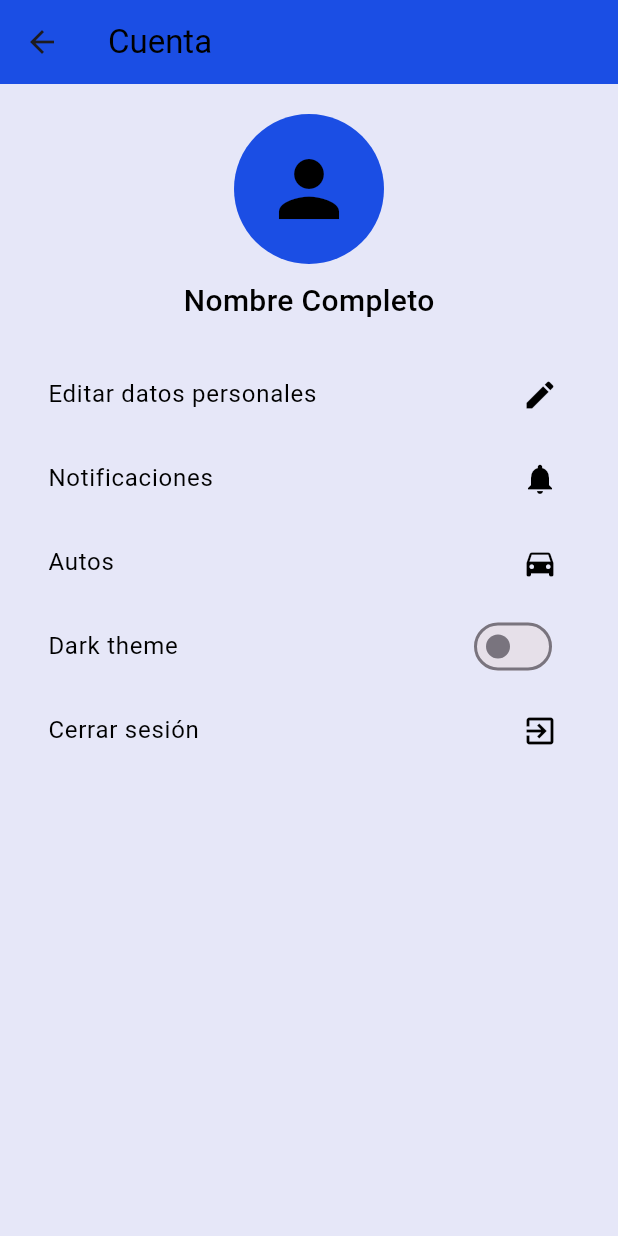
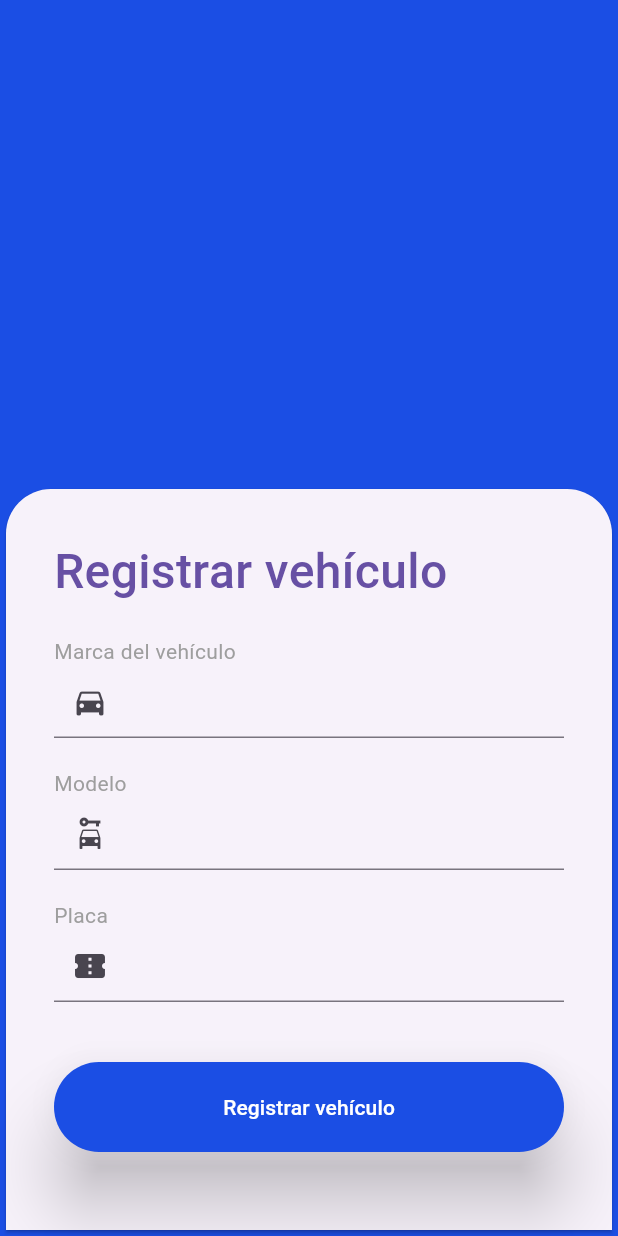
Before and after one commit to ValexLaz/estacionaT, a Flutter app: the CuentaScreen screen opened directly, after a tap on "Autos", on a phone screen of 412 x 824 dp. Run offline on Flutter 3.47's test engine with Material 3 defaults, Android fonts, the phone set to English and light mode, and no system bars; our stand-ins replace flutter_map, geolocator, latlong2.

Commit message:
Registro Parqueo y Pantalla Vehiculos

```diff
--- a/lib/main.dart
+++ b/lib/main.dart
@@ -1,6 +1,5 @@
 import 'package:flutter/material.dart';
-
-import 'screens_users/login_screen.dart'; // Asegúrate de importar la clase LoginScreen desde su archivo correspondiente
+import 'package:map_flutter/screens_users/login_screen.dart';
 
 void main() {
   runApp(MyApp());
@@ -16,7 +15,7 @@ class MyApp extends StatelessWidget {
         useMaterial3: true,
         visualDensity: VisualDensity.adaptivePlatformDensity,
       ),
-      home: LoginPage(), // Aquí se llama a tu pantalla de inicio de sesión
+      home: LoginPage(),
     );
   }
 }
--- a/lib/screens_users/cuenta.dart
+++ b/lib/screens_users/cuenta.dart
@@ -1,4 +1,7 @@
 import 'package:flutter/material.dart';
+import 'package:map_flutter/screens_gerentes/create_account_gerente.dart';
+import 'package:map_flutter/screens_users/login_screen.dart';
+import 'package:map_flutter/screens_users/vehicle_registration.dart';
 
 class CuentaScreen extends StatefulWidget {
   @override
@@ -6,42 +9,66 @@ class CuentaScreen extends StatefulWidget {
 }
 
 class _CuentaScreenState extends State<CuentaScreen> {
-  bool _darkTheme = false;
-
   @override
   Widget build(BuildContext context) {
-    Color primaryColor =
-        Color(0xFF1b4ee4); // Color principal utilizado en LoginPage
-    Color backgroundColor = Color(
-        0xFFe6e7f8); // Un color de fondo más claro que combine con el azul
-    Color textColor =
-        Colors.black; // Texto oscuro para contrastar con el fondo claro
+    Color primaryColor = Color(0xFF1b4ee4);
+    Color textColor = Colors.black;
 
     return Scaffold(
-      appBar: AppBar(
-        title: Text(
-          'Cuenta',
-          style: TextStyle(color: textColor),
+      body: Stack(
+        children: [
+          Column(
+            children: [
+              Expanded(
+                flex: 2,
+                child: Container(color: primaryColor),
               ),
-        backgroundColor: primaryColor,
+              Expanded(
+                flex: 3,
+                child: Container(color: Colors.white),
               ),
-      body: Container(
-        color: backgroundColor, // Aplicar un color de fondo claro
-        padding: const EdgeInsets.symmetric(vertical: 20, horizontal: 16),
+            ],
+          ),
+          Column(
+            children: [
+              Expanded(
+                flex: 1,
+                child: Center(
                   child: Column(
+                    mainAxisSize: MainAxisSize.min,
                     children: [
                       CircleAvatar(
                         radius: 50,
-              child: Icon(Icons.person, size: 60, color: textColor),
-              backgroundColor: primaryColor,
+                        child:
+                            Icon(Icons.person, size: 60, color: primaryColor),
+                        backgroundColor: Colors.white,
                       ),
-            SizedBox(height: 10),
+                      SizedBox(height: 20),
                       Text(
                         'Nombre Completo',
                         style: TextStyle(
-                  fontSize: 20, color: textColor, fontWeight: FontWeight.w500),
+                          fontSize: 20,
+                          color: Colors.white,
+                          fontWeight: FontWeight.w500,
                         ),
-            SizedBox(height: 20),
+                      ),
+                    ],
+                  ),
+                ),
+              ),
+              Expanded(
+                flex: 2,
+                child: Align(
+                  alignment: Alignment.topCenter,
+                  child: Card(
+                    color: Colors.white,
+                    elevation: 8.0,
+                    margin: const EdgeInsets.symmetric(horizontal: 20.0),
+                    child: Padding(
+                      padding: const EdgeInsets.all(20.0),
+                      child: Column(
+                        mainAxisSize: MainAxisSize.min,
+                        children: [
                           _buildListTile(
                             title: 'Editar datos personales',
                             icon: Icons.edit,
@@ -63,50 +90,72 @@ class _CuentaScreenState extends State<CuentaScreen> {
                             icon: Icons.directions_car,
                             textColor: textColor,
                             onTap: () {
-                // Lógica para autos
+                              Navigator.push(
+                                context,
+                                MaterialPageRoute(
+                                    builder: (context) =>
+                                        VehicleRegistrationPage()),
+                              );
                             },
-            ),
-            ListTile(
-              title: Text(
-                'Dark theme',
-                style: TextStyle(color: textColor),
-              ),
-              trailing: Switch(
-                value: _darkTheme,
-                onChanged: (value) {
-                  setState(() {
-                    _darkTheme = value;
-                  });
-                  // Lógica para cambiar el tema
-                },
-                activeColor: primaryColor,
-              ),
                           ),
                           _buildListTile(
                             title: 'Cerrar sesión',
                             icon: Icons.exit_to_app,
-              textColor: textColor,
+                            textColor: Colors.red,
                             onTap: () {
-                // Lógica para cerrar sesión
+                              Navigator.push(
+                                context,
+                                MaterialPageRoute(
+                                    builder: (context) => LoginPage()),
+                              );
                             },
+                          ),
+                          ElevatedButton(
+                            onPressed: () {
+                              Navigator.push(
+                                context,
+                                MaterialPageRoute(
+                                    builder: (context) => SignUpParkingPage()),
+                              );
+                            },
+                            style: ElevatedButton.styleFrom(
+                              backgroundColor: primaryColor,
+                            ),
+                            child: Text(
+                              'Registrar mi Parqueo',
+                              style: TextStyle(
+                                fontSize: 15,
+                                color: Colors.white,
+                                fontWeight: FontWeight.w500,
+                              ),
+                            ),
                           ),
                         ],
                       ),
                     ),
+                  ),
+                ),
+              ),
+            ],
+          ),
+        ],
+      ),
     );
   }
 
-  Widget _buildListTile(
-      {required String title,
+  Widget _buildListTile({
+    required String title,
     required IconData icon,
     required Color textColor,
-      required Function onTap}) {
+    required Function onTap,
+  }) {
     return ListTile(
+      leading: Icon(icon, color: textColor),
       title: Text(
         title,
         style: TextStyle(color: textColor),
       ),
-      trailing: Icon(icon, color: textColor),
+      trailing: Icon(Icons.keyboard_arrow_right, color: textColor),
       onTap: () => onTap(),
     );
   }
--- a/lib/screens_users/login_screen.dart
+++ b/lib/screens_users/login_screen.dart
@@ -1,4 +1,5 @@
 import 'dart:convert';
+
 import 'package:flutter/material.dart';
 import 'package:http/http.dart' as http;
 
@@ -77,7 +78,7 @@ class _LoginPageState extends State<LoginPage> {
         Text(
           "Bienvenido",
           style: TextStyle(
-            color: myColor,
+            color: Colors.black,
             fontSize: 32,
             fontWeight: FontWeight.w500,
           ),
@@ -85,7 +86,7 @@ class _LoginPageState extends State<LoginPage> {
         _buildGreyText("Por favor inicia sesión con tus datos personales"),
         const SizedBox(height: 40),
         _buildGreyText("Nombre de usuario"),
-        _buildInputField(emailController, icon: Icons.person),
+        _buildInputField(emailController),
         const SizedBox(height: 40),
         _buildGreyText("Contraseña"),
         _buildPasswordInputField(),
@@ -123,7 +124,6 @@ class _LoginPageState extends State<LoginPage> {
       focusNode: passwordFocusNode,
       obscureText: obscurePassword,
       decoration: InputDecoration(
-        prefixIcon: passwordFocusNode.hasFocus ? null : const Icon(Icons.lock),
         suffixIcon: IconButton(
           icon: Icon(obscurePassword ? Icons.visibility : Icons.visibility_off),
           onPressed: () {
--- /dev/null
+++ b/lib/screens_users/vehicle_registration.dart
@@ -0,0 +1,122 @@
+import 'package:flutter/material.dart';
+
+class VehicleRegistrationPage extends StatefulWidget {
+  const VehicleRegistrationPage({Key? key}) : super(key: key);
+
+  @override
+  _VehicleRegistrationPageState createState() =>
+      _VehicleRegistrationPageState();
+}
+
+class _VehicleRegistrationPageState extends State<VehicleRegistrationPage> {
+  late Color myColor;
+  late Size mediaSize;
+
+  TextEditingController brandController = TextEditingController();
+  TextEditingController modelController = TextEditingController();
+  TextEditingController plateController = TextEditingController();
+
+  FocusNode brandFocusNode = FocusNode();
+  FocusNode modelFocusNode = FocusNode();
+  FocusNode plateFocusNode = FocusNode();
+
+  @override
+  Widget build(BuildContext context) {
+    myColor = Theme.of(context).primaryColor;
+    mediaSize = MediaQuery.of(context).size;
+
+    return Scaffold(
+      backgroundColor: const Color(0xFF1b4ee4),
+      body: Stack(
+        children: [
+          Positioned(bottom: 0, child: _buildBottom()),
+        ],
+      ),
+    );
+  }
+
+  Widget _buildBottom() {
+    return SizedBox(
+      width: mediaSize.width,
+      child: Card(
+        shape: const RoundedRectangleBorder(
+          borderRadius: BorderRadius.only(
+            topLeft: Radius.circular(30),
+            topRight: Radius.circular(30),
+          ),
+        ),
+        child: Padding(
+          padding: const EdgeInsets.all(32.0),
+          child: SingleChildScrollView(
+            child: _buildVehicleRegistrationForm(),
+          ),
+        ),
+      ),
+    );
+  }
+
+  Widget _buildVehicleRegistrationForm() {
+    return Column(
+      crossAxisAlignment: CrossAxisAlignment.start,
+      children: [
+        Text(
+          "Registrar vehículo",
+          style: TextStyle(
+            color: myColor,
+            fontSize: 32,
+            fontWeight: FontWeight.w500,
+          ),
+        ),
+        const SizedBox(height: 20),
+        _buildGreyText("Marca del vehículo"),
+        _buildInputField(brandController,
+            icon: Icons.directions_car, focusNode: brandFocusNode),
+        const SizedBox(height: 20),
+        _buildGreyText("Modelo"),
+        _buildInputField(modelController,
+            icon: Icons.car_rental, focusNode: modelFocusNode),
+        const SizedBox(height: 20),
+        _buildGreyText("Placa"),
+        _buildInputField(plateController,
+            icon: Icons.confirmation_number, focusNode: plateFocusNode),
+        const SizedBox(height: 40),
+        _buildRegisterVehicleButton(),
+        const SizedBox(height: 20),
+      ],
+    );
+  }
+
+  Widget _buildGreyText(String text) {
+    return Text(text, style: const TextStyle(color: Colors.grey));
+  }
+
+  Widget _buildInputField(TextEditingController controller,
+      {IconData? icon, FocusNode? focusNode}) {
+    return TextField(
+      controller: controller,
+      focusNode: focusNode,
+      decoration: InputDecoration(
+        prefixIcon:
+            focusNode!.hasFocus ? null : (icon != null ? Icon(icon) : null),
+      ),
+    );
+  }
+
+  Widget _buildRegisterVehicleButton() {
+    return ElevatedButton(
+      onPressed: () {
+        // Lógica de registro de vehículo
+      },
+      style: ElevatedButton.styleFrom(
+        backgroundColor: Color(0xFF1b4ee4),
+        shape: StadiumBorder(),
+        elevation: 20,
+        minimumSize: Size.fromHeight(60),
+      ),
+      child: Text(
+        "Registrar vehículo",
+        style: TextStyle(color: Colors.white),
+      ),
+    );
+  }
+}
```
Also changed, not shown: lib/screens_gerentes/account_gerente.dart (+66 -36 lines), lib/screens_gerentes/create_account_gerente.dart (+32 -14 lines), lib/screens_users/map_screen.dart (+15 -8 lines), lib/screens_users/parqueos_screen.dart (+9 -11 lines), lib/services/api_service.dart (+4 -4 lines), pubspec.lock. Lines whose indentation alone changed are shown as unchanged.
